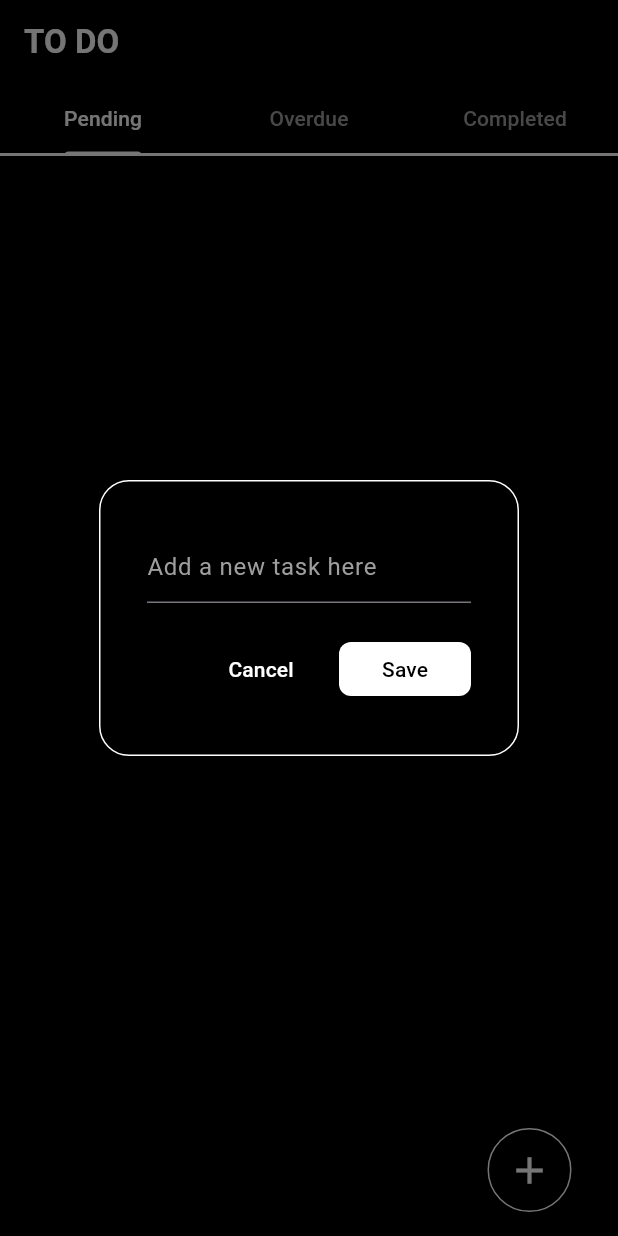
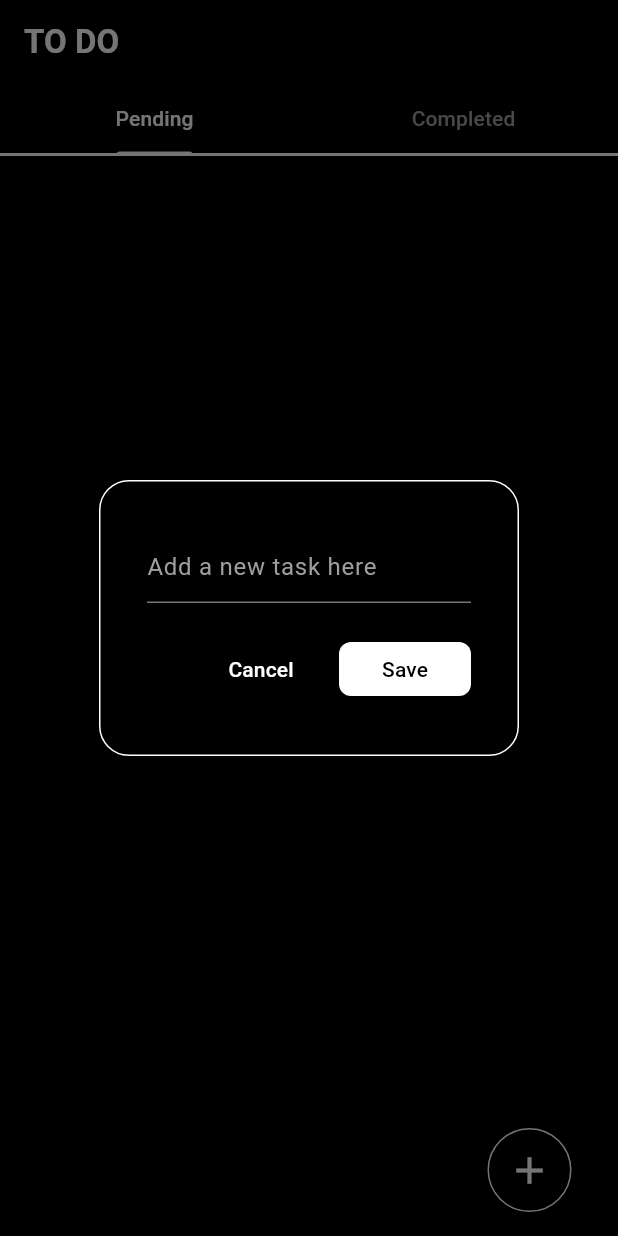
Before and after one commit to JashanKishore/to-do-list, a Flutter app: the screen it shows after launch, after a tap on the "add" icon, on a phone screen of 412 x 824 dp. Run offline on Flutter 3.47's test engine with Material 3 defaults, Android fonts, the phone set to English and light mode, and no system bars; our stand-ins replace flutter_slidable, get_it, hive, hive_flutter; accounts and stored records are empty.

Commit message:
Removed overdue tab, wrapped VLB in TabBarView to enable switching between tabs

```diff
--- a/lib/pages/home_page.dart
+++ b/lib/pages/home_page.dart
@@ -25,7 +25,7 @@ class _HomePageState extends State<HomePage> {
   @override
   Widget build(BuildContext context) {
     return DefaultTabController(
-      length: 3,
+      length: 2,
       child: Scaffold(
         backgroundColor: Colors.black,
 
@@ -43,7 +43,6 @@ class _HomePageState extends State<HomePage> {
           bottom: TabBar(
             tabs: [
               Tab(text: 'Pending'),
-              Tab(text: 'Overdue'),
               Tab(text: 'Completed'),
             ],
             labelColor: Colors.white,
@@ -51,26 +50,23 @@ class _HomePageState extends State<HomePage> {
             indicatorColor: Colors.white,
           ),
         ),
-        body: ValueListenableBuilder(
-          valueListenable: Hive.box<Task>('tasks').listenable(),
-          builder: (context, Box<Task> box, _) {
-            return ListView.builder(
-              itemCount: box.values.length,
-              itemBuilder: (context, index) {
-                var todo = box.getAt(index);
-                return ToDoTile(
-                  taskName: todo!.name,
-                  taskCompleted: todo.isCompleted,
-                  onChanged: (val) {
-                    _dbService.toggleCompleted(index, todo);
-                  },
-                  deleteFunction: (context) {
-                    _dbService.deleteTask(index);
-                  },
-                );
+        body: TabBarView(
+          children: [
+            ValueListenableBuilder(
+              valueListenable: Hive.box<Task>('tasks').listenable(),
+              builder: (context, Box<Task> box, _) {
+                var pendingTasks = box.values.where((task) => !task.isCompleted).toList();
+                return _buildTaskList(pendingTasks);
               },
-            );
-          },
+            ),
+            ValueListenableBuilder(
+              valueListenable: Hive.box<Task>('tasks').listenable(),
+              builder: (context, Box<Task> box, _) {
+                var completedTasks = box.values.where((task) => task.isCompleted).toList();
+                return _buildTaskList(completedTasks);
+              },
+            ),
+          ],
         ),
         floatingActionButton: Padding(
           padding: const EdgeInsets.only(right: 15.0),
@@ -109,4 +105,24 @@ class _HomePageState extends State<HomePage> {
       ),
     );
   }
+
+    Widget _buildTaskList(List<Task> tasks) {
+    return ListView.builder(
+      itemCount: tasks.length,
+      itemBuilder: (context, index) {
+        var todo = tasks[index];
+        return ToDoTile(
+          taskName: todo.name,
+          taskCompleted: todo.isCompleted,
+          onChanged: (val) {
+            _dbService.toggleCompleted(index, todo);
+          },
+          deleteFunction: (context) {
+            _dbService.deleteTask(index);
+          },
+        );
+      },
+    );
+  }
+
 }
```
Also changed, not shown: 1 other file.
